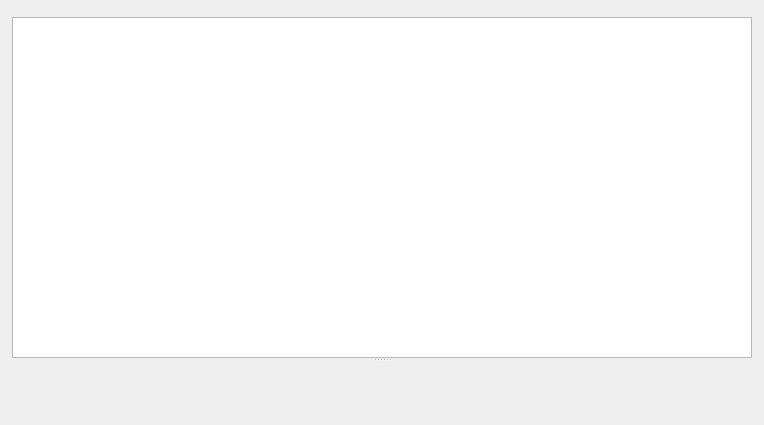
Escain/EscainDocumentor, file src/center.ui: the form before one commit.
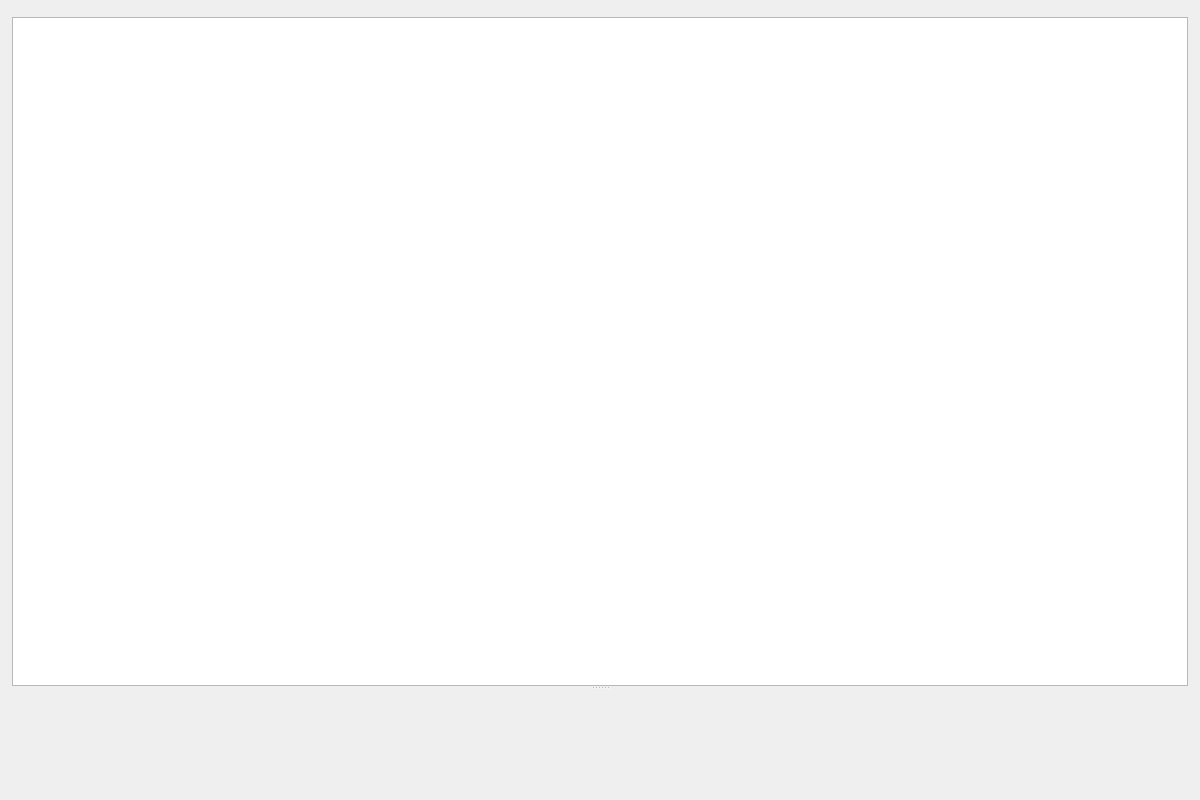
The form after the commit. Custom widgets are drawn as their Qt base class.

```diff
--- a/src/center.ui
+++ b/src/center.ui
@@ -6,8 +6,8 @@
    <rect>
     <x>0</x>
     <y>0</y>
-    <width>764</width>
-    <height>425</height>
+    <width>1200</width>
+    <height>800</height>
    </rect>
   </property>
   <property name="sizePolicy">
```
